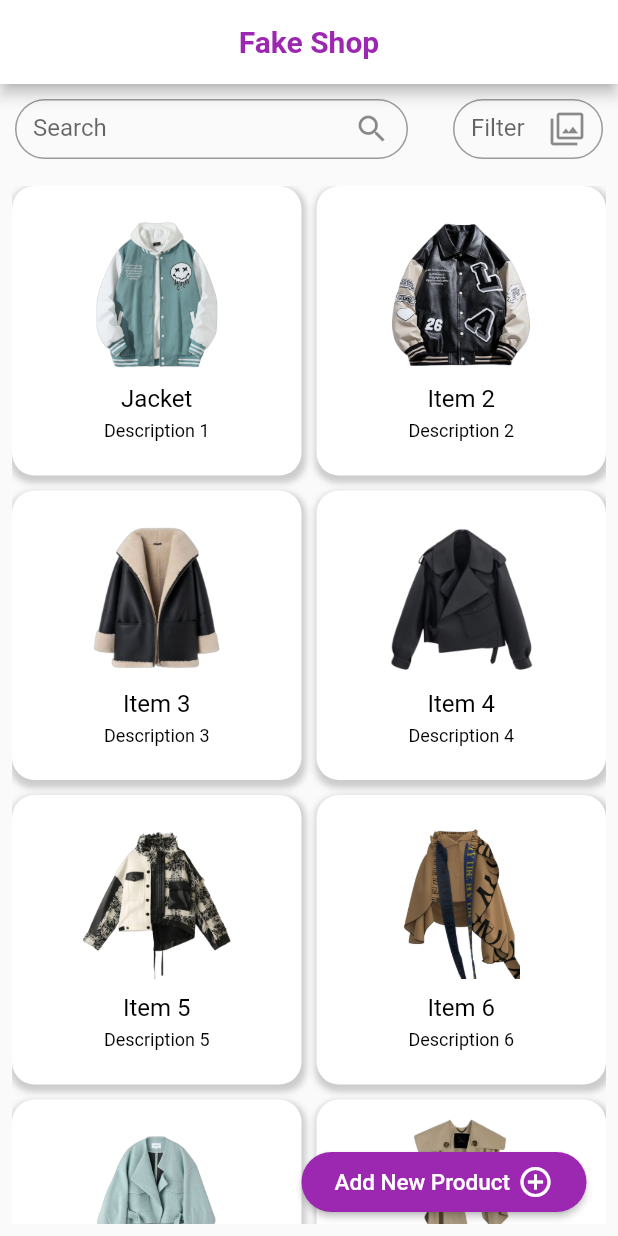
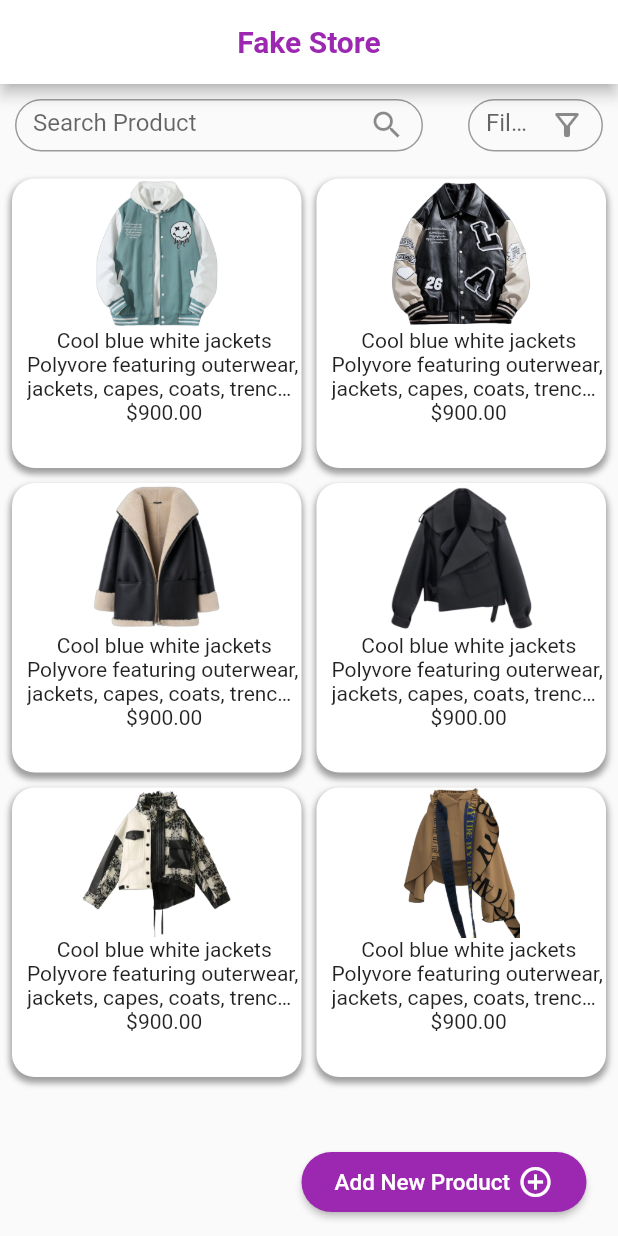
Before and after one commit to dheniraa/section7, a Flutter app: the screen it shows after launch, on a phone screen of 412 x 824 dp. Run offline on Flutter 3.47's test engine with Material 2 defaults, Android fonts, the phone set to English and light mode, and no system bars; our stand-ins replace get.

Commit message:
update progres

```diff
--- a/lib/app/modules/addProduct/views/add_product_view.dart
+++ b/lib/app/modules/addProduct/views/add_product_view.dart
@@ -16,7 +16,7 @@ class AddProductView extends GetView<AddProductController> {
           children: [
             // Image.asset('assets/logo.png'),
             Text(
-              'Fake Shop',
+              'Fake Store',
               style:
                   TextStyle(color: Colors.purple, fontWeight: FontWeight.bold),
             ),
--- a/lib/app/modules/home/controllers/home_controller.dart
+++ b/lib/app/modules/home/controllers/home_controller.dart
@@ -1,12 +1,68 @@
 import 'package:get/get.dart';
 
 class HomeController extends GetxController {
-  //TODO: Implement HomeController
-
+  var products = <Product>[].obs;
   final count = 0.obs;
   @override
   void onInit() {
     super.onInit();
+
+    products.addAll([
+      Product(
+          id: 1,
+          title: "Cool blue white jackets",
+          price: 900,
+          description:
+              "Polyvore featuring outerwear, jackets, capes, coats, trench cape, brown trench coat, trench coat cape, brown cape and burberry trenchcoat",
+          category: "women's",
+          image: "assets/images/1.png",
+          rating: Rating(rate: 4.0, count: 23)),
+      Product(
+          id: 2,
+          title: "Cool blue white jackets",
+          price: 900,
+          description:
+              "Polyvore featuring outerwear, jackets, capes, coats, trench cape, brown trench coat, trench coat cape, brown cape and burberry trenchcoat",
+          category: "women's",
+          image: "assets/images/2.png",
+          rating: Rating(rate: 4.0, count: 23)),
+      Product(
+          id: 3,
+          title: "Cool blue white jackets",
+          price: 900,
+          description:
+              "Polyvore featuring outerwear, jackets, capes, coats, trench cape, brown trench coat, trench coat cape, brown cape and burberry trenchcoat",
+          category: "women's",
+          image: "assets/images/3.png",
+          rating: Rating(rate: 4.0, count: 23)),
+      Product(
+          id: 4,
+          title: "Cool blue white jackets",
+          price: 900,
+          description:
+              "Polyvore featuring outerwear, jackets, capes, coats, trench cape, brown trench coat, trench coat cape, brown cape and burberry trenchcoat",
+          category: "women's",
+          image: "assets/images/4.png",
+          rating: Rating(rate: 4.0, count: 23)),
+      Product(
+          id: 5,
+          title: "Cool blue white jackets",
+          price: 900,
+          description:
+              "Polyvore featuring outerwear, jackets, capes, coats, trench cape, brown trench coat, trench coat cape, brown cape and burberry trenchcoat",
+          category: "women's",
+          image: "assets/images/5.png",
+          rating: Rating(rate: 4.0, count: 23)),
+      Product(
+          id: 6,
+          title: "Cool blue white jackets",
+          price: 900,
+          description:
+              "Polyvore featuring outerwear, jackets, capes, coats, trench cape, brown trench coat, trench coat cape, brown cape and burberry trenchcoat",
+          category: "women's",
+          image: "assets/images/6.png",
+          rating: Rating(rate: 4.0, count: 23)),
+    ]);
   }
 
   @override
@@ -21,3 +77,33 @@ class HomeController extends GetxController {
 
   void increment() => count.value++;
 }
+
+class Product {
+  int id;
+  String title;
+  double price;
+  String description;
+  String category;
+  String image;
+  Rating rating;
+
+  Product({
+    this.id,
+    this.title,
+    this.price,
+    this.description,
+    this.category,
+    this.image,
+    this.rating,
+  });
+}
+
+class Rating {
+  double rate;
+  int count;
+
+  Rating({
+    this.rate,
+    this.count,
+  });
+}
--- a/lib/app/modules/home/views/home_view.dart
+++ b/lib/app/modules/home/views/home_view.dart
@@ -6,52 +6,8 @@ import 'package:section7/app/modules/product/views/product_view.dart';
 
 import '../controllers/home_controller.dart';
 
-class HomeView extends GetView {
-  final List<Map<String, String>> items = [
-    {
-      'title': 'Jacket',
-      'description': 'Description 1',
-    },
-    {
-      'title': 'Item 2',
-      'description': 'Description 2',
-    },
-    {
-      'title': 'Item 3',
-      'description': 'Description 3',
-    },
-    {
-      'title': 'Item 4',
-      'description': 'Description 4',
-    },
-    {
-      'title': 'Item 5',
-      'description': 'Description 5',
-    },
-    {
-      'title': 'Item 6',
-      'description': 'Description 6',
-    },
-    {
-      'title': 'Item 7',
-      'description': 'Description 7',
-    },
-    {
-      'title': 'Cotton-gabardine trench cape',
-      'description': '900',
-    },
-  ];
-
-  final List<String> imagePaths = [
-    'assets/images/1.png',
-    'assets/images/2.png',
-    'assets/images/3.png',
-    'assets/images/4.png',
-    'assets/images/5.png',
-    'assets/images/6.png',
-    'assets/images/7.png',
-    'assets/images/8.png',
-  ];
+class HomeView extends GetView<HomeController> {
+  final HomeController homeController = Get.put(HomeController());
 
   @override
   Widget build(BuildContext context) {
@@ -63,7 +19,7 @@ class HomeView extends GetView {
           children: [
             // Image.asset('assets/logo.png'),
             Text(
-              'Fake Shop',
+              'Fake Store',
               style:
                   TextStyle(color: Colors.purple, fontWeight: FontWeight.bold),
             ),
@@ -77,11 +33,11 @@ class HomeView extends GetView {
               Expanded(
                 child: Container(
                   margin: EdgeInsets.all(10),
-                  height: 40,
+                  height: 35,
                   child: TextField(
                     onChanged: (search) {},
                     decoration: InputDecoration(
-                      hintText: "Search",
+                      hintText: "Search Product",
                       contentPadding: EdgeInsets.all(12),
                       border: OutlineInputBorder(
                         borderRadius: BorderRadius.circular(30),
@@ -94,8 +50,8 @@ class HomeView extends GetView {
               SizedBox(width: 10),
               Container(
                 margin: EdgeInsets.all(10),
-                height: 40,
-                width: 100,
+                height: 35,
+                width: 90,
                 child: TextField(
                   onChanged: (search) {},
                   decoration: InputDecoration(
@@ -104,7 +60,7 @@ class HomeView extends GetView {
                     border: OutlineInputBorder(
                       borderRadius: BorderRadius.circular(30),
                     ),
-                    suffixIcon: Icon(Icons.filter),
+                    suffixIcon: Icon(Icons.filter_alt_outlined),
                   ),
                 ),
               ),
@@ -114,52 +70,61 @@ class HomeView extends GetView {
             child: Padding(
               padding: const EdgeInsets.all(8.0),
               child: GridView.builder(
-                itemCount: items.length,
+                key: UniqueKey(),
+                itemCount: homeController.products.length,
                 gridDelegate: SliverGridDelegateWithFixedCrossAxisCount(
                   crossAxisCount: 2,
                   crossAxisSpacing: 10.0,
                   mainAxisSpacing: 10.0,
                 ),
-                itemBuilder: (context, index) => GestureDetector(
-                  // onTap: () {
-                  //   Get.to(ProductView(title: items[index]['title']));
-                  // },
-                  child: Container(
+                itemBuilder: (context, index) {
+                  final product = homeController.products[index];
+                  return Container(
+                    width: 100,
                     height: 300,
                     decoration: BoxDecoration(
                       color: Colors.white,
-                      borderRadius: BorderRadius.circular(15),
+                      borderRadius: BorderRadius.all(Radius.circular(15)),
                       boxShadow: [
                         BoxShadow(
-                          color: Colors.grey.withOpacity(0.5),
-                          spreadRadius: 2,
+                          color: Colors.grey,
                           blurRadius: 3,
-                          offset: Offset(1, 3),
+                          spreadRadius: 1,
+                          offset: Offset(0, 3),
                         ),
                       ],
                     ),
                     child: Column(
-                      mainAxisAlignment: MainAxisAlignment.center,
                       children: [
-                        Image.asset(
-                          imagePaths[index % imagePaths.length],
+                        Container(
+                          child: Image.asset(product.image ?? ''),
                           height: 100,
                           width: 100,
                         ),
-                        SizedBox(height: 10),
-                        Text(
-                          items[index]['title'],
-                          style: TextStyle(color: Colors.black, fontSize: 16),
+                        Padding(
+                          padding: const EdgeInsets.only(left: 10),
+                          child: Text(
+                            product.title ?? '',
+                            style: TextStyle(overflow: TextOverflow.ellipsis),
+                          ),
                         ),
-                        SizedBox(height: 5),
-                        Text(
-                          items[index]['description'],
-                          style: TextStyle(color: Colors.black, fontSize: 12),
+                        Padding(
+                          padding: const EdgeInsets.only(left: 10),
+                          child: Text(
+                            product.description ?? '',
+                            style: TextStyle(overflow: TextOverflow.ellipsis),
+                            maxLines: 2,
+                          ),
+                        ),
+                        Padding(
+                          padding: const EdgeInsets.only(left: 10),
+                          child: Text(
+                              "\$${product.price?.toStringAsFixed(2) ?? 0}"),
                         ),
                       ],
                     ),
-                  ),
-                ),
+                  );
+                },
               ),
             ),
           ),
@@ -172,8 +137,6 @@ class HomeView extends GetView {
           height: 40,
           child: ElevatedButton(
             onPressed: () {
-              // Aksi ketika tombol "Add New Product" ditekan
-              // Contoh: Navigasi ke halaman tambah produk
               // Get.to(AddProductView());
             },
             child: Row(
--- a/pubspec.yaml
+++ b/pubspec.yaml
@@ -28,6 +28,4 @@ flutter:
     - assets/images/4.png
     - assets/images/5.png
     - assets/images/6.png
-    - assets/images/7.png
-    - assets/images/8.png
     - assets/images/form.png
```
Also changed, not shown: lib/app/modules/product/views/product_view.dart (+85 -9 lines), assets/images/7.png (deleted), assets/images/8.png (deleted).
